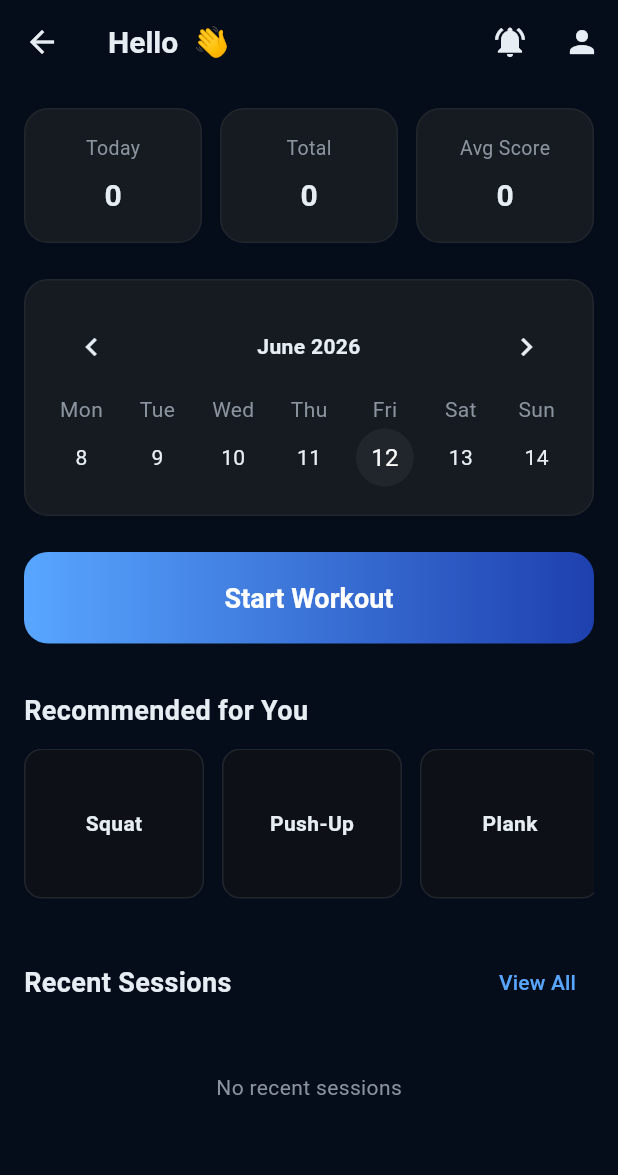
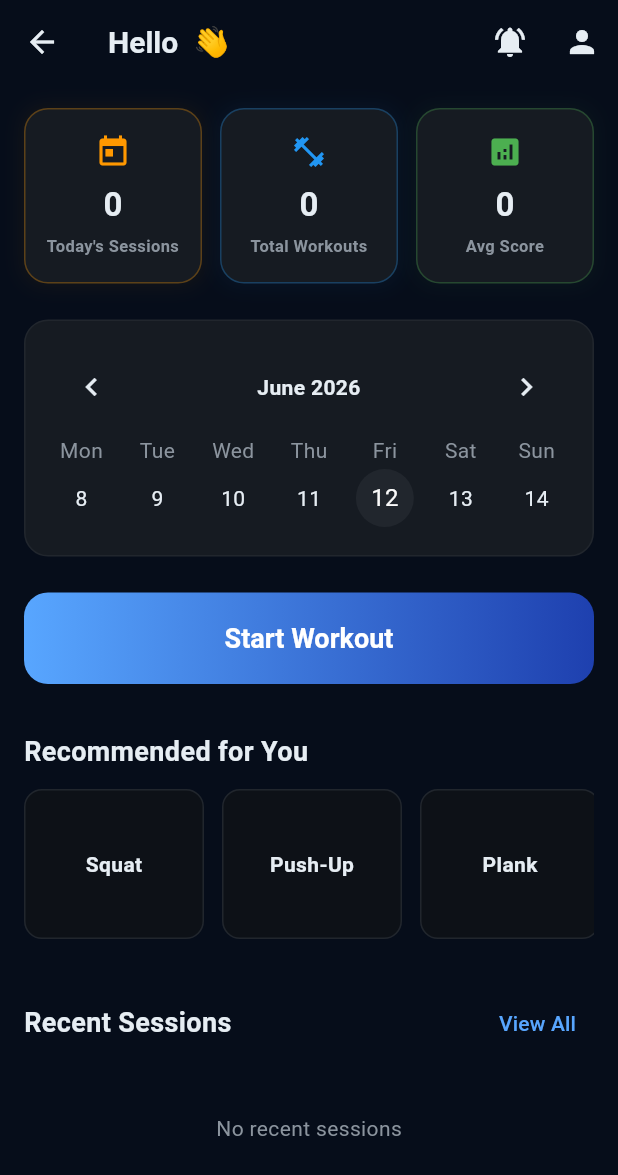
Before and after one commit to abdulhanan10/BioMechAI, a Flutter app: the HomeScreen screen opened by its route, on a phone screen of 412 x 824 dp. Shown: the top 1175 px of the screen. Run offline on Flutter 3.47's test engine with Material 3 defaults, Android fonts, the phone set to English and light mode, and no system bars; drawn by our look-alikes of table_calendar; our stand-ins replace camera, cloud_firestore, firebase_auth, firebase_core, firebase_messaging, firebase_storage and 3 more; missing offline and left inert: google_mlkit_pose_detection; accounts and stored records are empty.

Commit message:
Fix FormScoreRing sizing, update HomeScreen stat box titles and styling

```diff
--- a/lib/screens/home_screen.dart
+++ b/lib/screens/home_screen.dart
@@ -87,15 +87,15 @@ class _HomeScreenState extends State<HomeScreen> {
                   Row(
                     children: [
                       Expanded(
-                        child: _buildStatBox('Today', '${_recentSessions.where((s) => s.sessionDate.day == DateTime.now().day).length}'),
+                        child: _buildStatBox('Today\'s Sessions', '${_recentSessions.where((s) => s.sessionDate.day == DateTime.now().day).length}', Icons.today, Colors.orange),
                       ),
                       const SizedBox(width: 12),
                       Expanded(
-                        child: _buildStatBox('Total', '${_recentSessions.length}'),
+                        child: _buildStatBox('Total Workouts', '${_recentSessions.length}', Icons.fitness_center, Colors.blue),
                       ),
                       const SizedBox(width: 12),
                       Expanded(
-                        child: _buildStatBox('Avg Score', _recentSessions.isNotEmpty ? '${(_recentSessions.map((s) => s.avgFormScore).reduce((a, b) => a + b) / _recentSessions.length).toInt()}' : '0'),
+                        child: _buildStatBox('Avg Score', _recentSessions.isNotEmpty ? '${(_recentSessions.map((s) => s.avgFormScore).reduce((a, b) => a + b) / _recentSessions.length).toInt()}' : '0', Icons.analytics, Colors.green),
                       ),
                     ],
                   ),
@@ -183,20 +183,29 @@ class _HomeScreenState extends State<HomeScreen> {
     );
   }
 
-  Widget _buildStatBox(String title, String value) {
+  Widget _buildStatBox(String title, String value, IconData icon, Color color) {
     return Container(
-      padding: const EdgeInsets.symmetric(vertical: 16, horizontal: 8),
+      padding: const EdgeInsets.symmetric(vertical: 16, horizontal: 4),
       decoration: BoxDecoration(
         color: AppTheme.card2,
         borderRadius: BorderRadius.circular(16),
-        border: Border.all(color: AppTheme.border),
+        border: Border.all(color: color.withOpacity(0.3)),
+        boxShadow: [
+          BoxShadow(
+            color: color.withOpacity(0.05),
+            blurRadius: 10,
+            spreadRadius: 2,
+          )
+        ]
       ),
       child: Column(
         crossAxisAlignment: CrossAxisAlignment.center,
         children: [
-          Text(title, style: const TextStyle(color: AppTheme.muted, fontSize: 13)),
+          Icon(icon, color: color, size: 24),
           const SizedBox(height: 8),
-          Text(value, style: const TextStyle(color: AppTheme.text, fontSize: 20, fontWeight: FontWeight.bold)),
+          Text(value, style: const TextStyle(color: AppTheme.text, fontSize: 22, fontWeight: FontWeight.bold)),
+          const SizedBox(height: 4),
+          Text(title, textAlign: TextAlign.center, style: const TextStyle(color: AppTheme.muted, fontSize: 11, fontWeight: FontWeight.w600)),
         ],
       ),
     );
```
Also changed, not shown: lib/widgets/form_score_ring.dart (+11 -4 lines).
